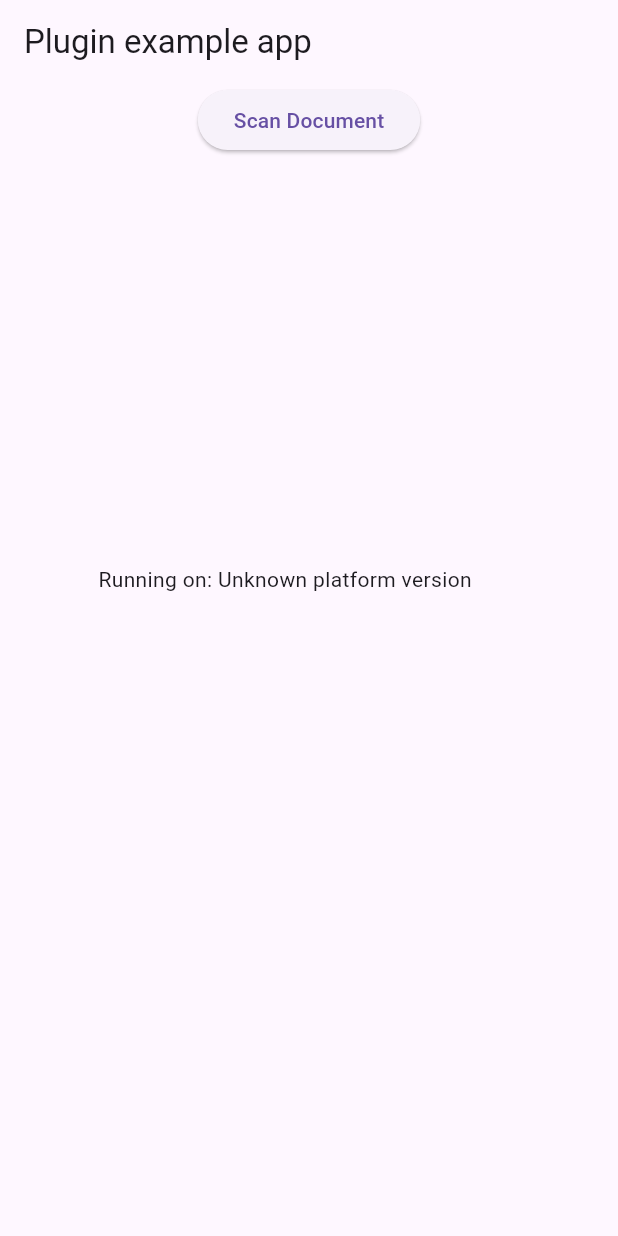
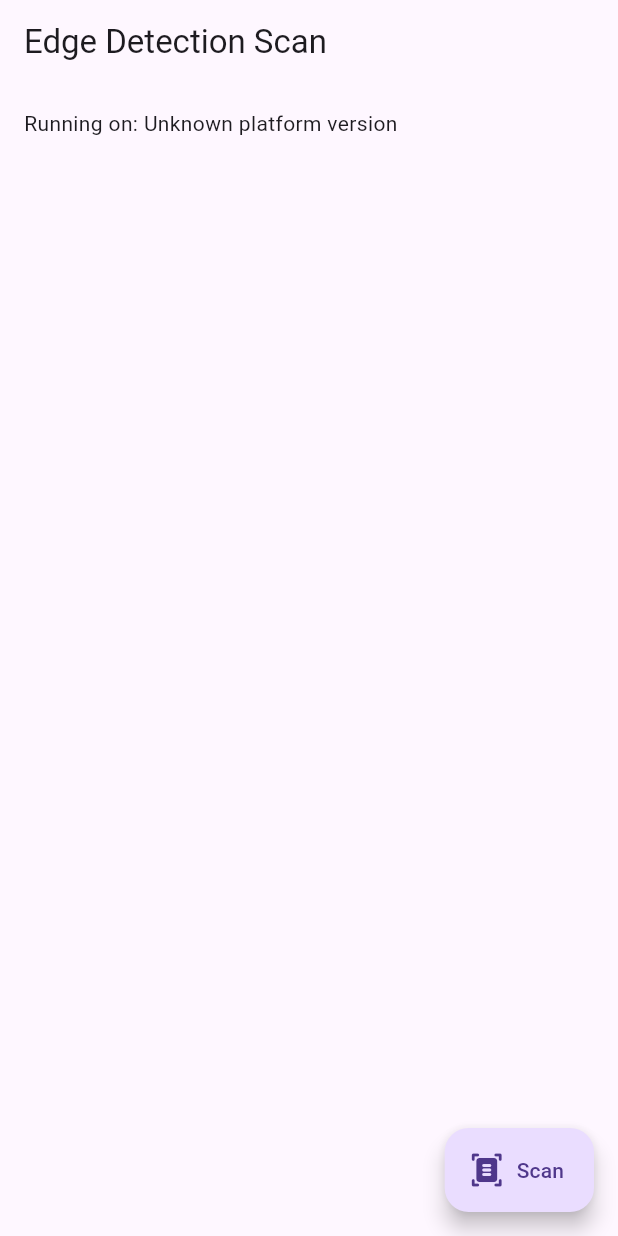
Before and after one commit to git-rns/edge_detection_scan, a Flutter app: the screen it shows after launch, on a phone screen of 412 x 824 dp. Run offline on Flutter 3.47's test engine with Material 3 defaults, Android fonts, the phone set to English and light mode, and no system bars; our stand-ins replace plugin_platform_interface.

Commit message:
chore[app]: code cleanup

```diff
--- a/example/lib/main.dart
+++ b/example/lib/main.dart
@@ -60,21 +60,29 @@ class _MyAppState extends State<MyApp> {
   Widget build(BuildContext context) {
     return MaterialApp(
       home: Scaffold(
-        appBar: AppBar(title: const Text('Plugin example app')),
-        body: Column(
+        appBar: AppBar(title: const Text('Edge Detection Scan')),
+        body: Padding(
+          padding: const EdgeInsets.all(16.0),
+          child: Column(
+            crossAxisAlignment: CrossAxisAlignment.start,
             children: [
-            ElevatedButton(onPressed: scan, child: const Text("Scan Document")),
+              Text('Running on: $_platformVersion\n'),
               Expanded(
                 child: ListView.builder(
                   itemCount: scannedPaths.length,
-                itemBuilder: (_, index) =>
-                    Image.file(File(scannedPaths[index]), height: 250),
+                  itemBuilder: (_, index) => Padding(
+                    padding: const EdgeInsets.only(bottom: 8.0),
+                    child: Image.file(File(scannedPaths[index]), height: 250),
+                  ),
                 ),
               ),
             ],
           ),
-        floatingActionButton: Center(
-          child: Text('Running on: $_platformVersion\n'),
+        ),
+        floatingActionButton: FloatingActionButton.extended(
+          onPressed: scan,
+          label: Text('Scan'),
+          icon: Icon(Icons.document_scanner_rounded),
         ),
       ),
     );
--- a/pubspec.yaml
+++ b/pubspec.yaml
@@ -1,7 +1,7 @@
 name: edge_detection_scan
 description: "A new Flutter project."
 version: 0.0.1
-homepage:
+repository: https://github.com/git-rns/edge_detection_scan
 
 environment:
   sdk: ^3.8.1
```
Also changed, not shown: 1 other file. Lines whose indentation alone changed are shown as unchanged.
